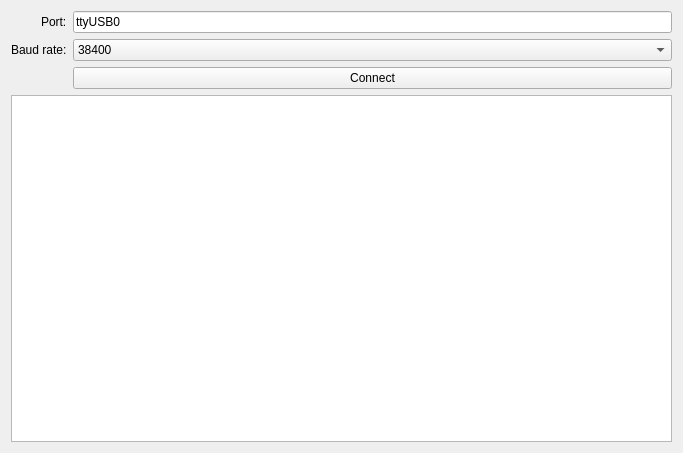
Above: sportIdentReader/example/punchVisualiser.ui from Bntdumas/SIRemoteGSM before the change. Below: the same form after it.
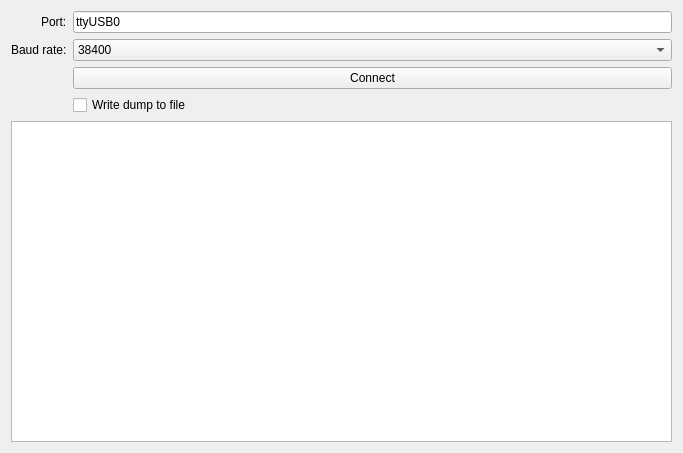
That is the form after the change.

Commit message: Add dumping functionality to the punchVisualiser

Diff of the .ui file:
```diff
--- a/sportIdentReader/example/punchVisualiser.ui
+++ b/sportIdentReader/example/punchVisualiser.ui
@@ -14,6 +14,16 @@
    <string>punchVisualiser</string>
   </property>
   <layout class="QGridLayout" name="gridLayout">
+   <item row="2" column="0">
+    <widget class="QTextEdit" name="textEdit">
+     <property name="sizePolicy">
+      <sizepolicy hsizetype="Expanding" vsizetype="MinimumExpanding">
+       <horstretch>0</horstretch>
+       <verstretch>2</verstretch>
+      </sizepolicy>
+     </property>
+    </widget>
+   </item>
    <item row="0" column="0">
     <layout class="QFormLayout" name="formLayout">
      <property name="sizeConstraint">
@@ -67,18 +77,15 @@
        </property>
       </widget>
      </item>
+     <item row="3" column="1">
+      <widget class="QCheckBox" name="dumpToFileBox">
+       <property name="text">
+        <string>Write dump to file</string>
+       </property>
+      </widget>
+     </item>
     </layout>
    </item>
-   <item row="1" column="0">
-    <widget class="QTextEdit" name="textEdit">
-     <property name="sizePolicy">
-      <sizepolicy hsizetype="Expanding" vsizetype="MinimumExpanding">
-       <horstretch>0</horstretch>
-       <verstretch>2</verstretch>
-      </sizepolicy>
-     </property>
-    </widget>
-   </item>
   </layout>
  </widget>
  <layoutdefault spacing="6" margin="11"/>
```
The commit also changes 2 other files.
